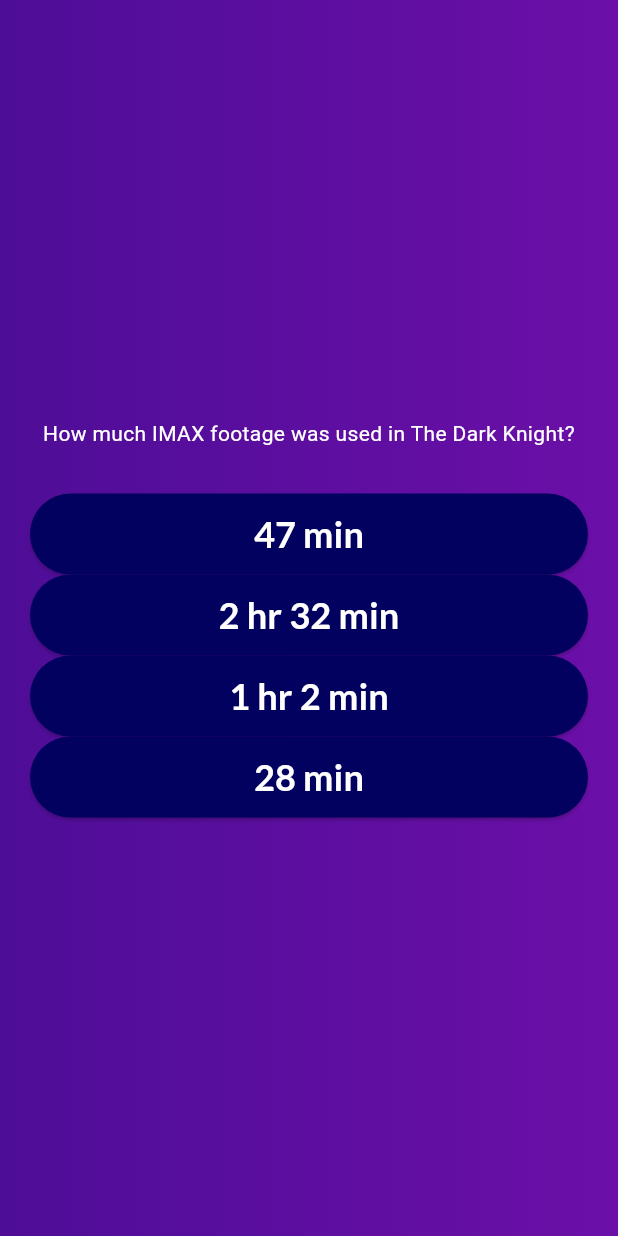
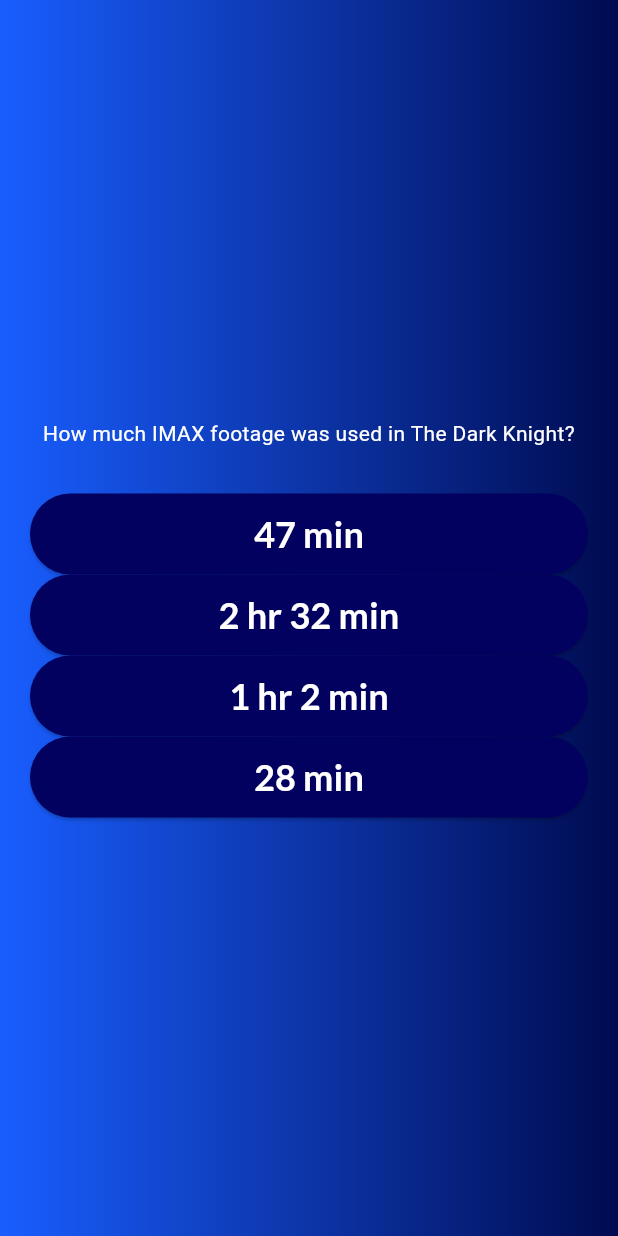
Before and after one commit to luge21/my_app, a Flutter app: the screen it shows after launch, after a tap on "Start Quiz", on a phone screen of 412 x 824 dp. Run offline on Flutter 3.47's test engine with Material 3 defaults, Android fonts, the phone set to English and light mode, and no system bars; our stand-ins replace google_fonts.

Commit message:
updated color to improve readability, implemented summaryData reflecting total amount of chosen correct answers out of question total and a void function to retry the quiz

```diff
--- a/lib/data/questions.dart
+++ b/lib/data/questions.dart
@@ -1,7 +1,6 @@
 import 'package:my_app/models/quiz_question.dart';
 
 const questions = [
-  // Q1 → correct = option 1
   QuizQuestion(
     "How much IMAX footage was used in The Dark Knight?",
     [
@@ -10,6 +9,7 @@ const questions = [
       "1 hr 2 min",
       "2 hr 32 min",
     ],
+    "28 min",
   ),
 
   QuizQuestion(
@@ -20,6 +20,7 @@ const questions = [
       "Spider-Man: Homecoming",
       "Doctor Strange",
     ],
+    "Captain America: Civil War",
   ),
 
   QuizQuestion(
@@ -30,6 +31,7 @@ const questions = [
       "Halo jump",
       "Free solo climb El Capitan",
     ],
+    "Halo jump",
   ),
 
   QuizQuestion(
@@ -40,5 +42,6 @@ const questions = [
     "Terminator",
     "Scarface",
   ],
+  "Scarface",
 ),
 ];
--- a/lib/main.dart
+++ b/lib/main.dart
@@ -1,6 +1,5 @@
 import 'package:flutter/material.dart';
 import 'package:my_app/quiz.dart';
-
 void main() {
   runApp(
     const Quiz(),
--- a/lib/models/quiz_question.dart
+++ b/lib/models/quiz_question.dart
@@ -1,7 +1,9 @@
 class QuizQuestion {
-  const QuizQuestion(this.text, this.answers);
+  const QuizQuestion(this.text, this.answers, this.correctAnswer);
+
   final String text;
   final List<String> answers;
+  final String correctAnswer;
 
   List<String> getShuffledAnswers() {
     final shuffledAnswers = List.of(answers);
--- a/lib/quiz.dart
+++ b/lib/quiz.dart
@@ -21,12 +21,20 @@ class _QuizState extends State<Quiz> {
     selectedAnswers.add(answer);
     if (selectedAnswers.length == questions.length) {
       setState(() {
-        //selectedAnswers = [];
+        // selectedAnswers = [];
         activeScreen = ResultsScreen(
           chosenAnswers: selectedAnswers,
+          onRestart: restartQuiz,
         );
       });
     }
+  }
+
+  void restartQuiz() {
+    setState(() {
+      selectedAnswers = [];
+      activeScreen = StartScreen(switchScreen);
+    });
   }
 
   @override
@@ -51,8 +59,8 @@ class _QuizState extends State<Quiz> {
           decoration: BoxDecoration(
             gradient: LinearGradient(
               colors: [
-                Color.fromARGB(255, 78, 13, 151),
-                Color.fromARGB(255, 107, 15, 168),
+                Color.fromARGB(255, 25, 94, 255),
+                Color.fromARGB(255, 0, 11, 80),
               ],
             ),
           ),
```
Also changed, not shown: lib/questions_summary.dart (+19 -4 lines), lib/results_screen.dart (+20 -5 lines), 1 other file.
